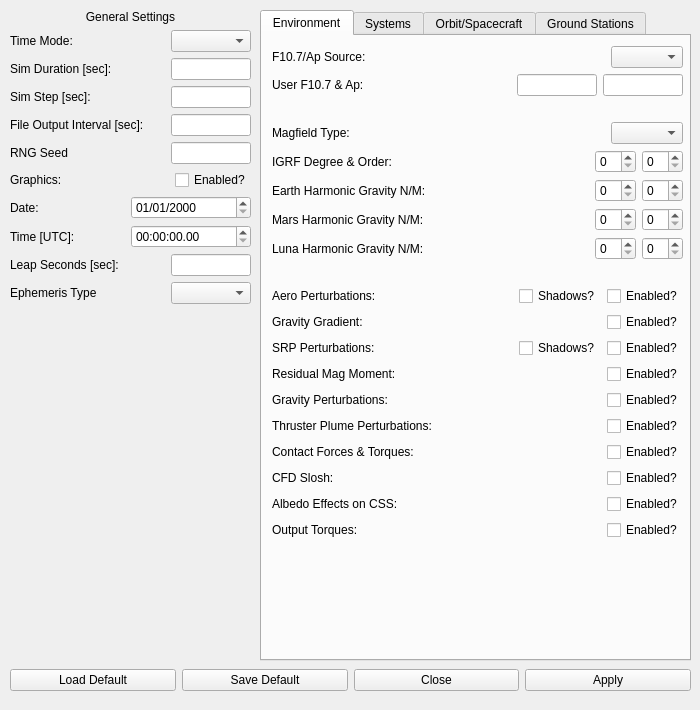
Above: src/sim_menu.ui from pavelgalchenko/dsm_gui before the change. Below: the same form after it.
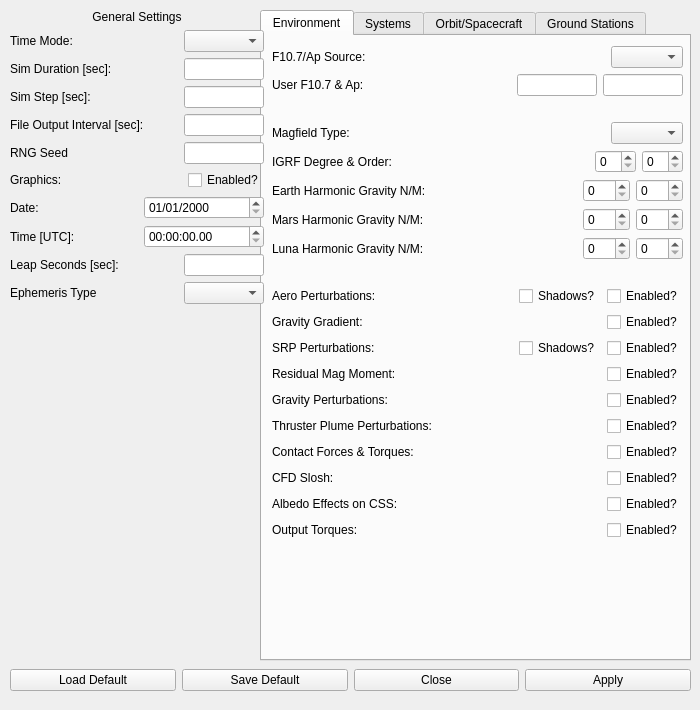
That is the form after the change.

Commit message: changed max values for spherical harmonic items. Also changed orb menu to check if current item is null instead of if current item is -1 for early return.

```diff
--- a/src/sim_menu.ui
+++ b/src/sim_menu.ui
@@ -237,14 +237,14 @@
         <item>
          <widget class="QSpinBox" name="simEarthHarmN">
           <property name="maximum">
-           <number>18</number>
+           <number>150</number>
           </property>
          </widget>
         </item>
         <item>
          <widget class="QSpinBox" name="simEarthHarmM">
           <property name="maximum">
-           <number>18</number>
+           <number>150</number>
           </property>
          </widget>
         </item>
@@ -275,14 +275,14 @@
         <item>
          <widget class="QSpinBox" name="simMarsHarmN">
           <property name="maximum">
-           <number>18</number>
+           <number>150</number>
           </property>
          </widget>
         </item>
         <item>
          <widget class="QSpinBox" name="simMarsHarmM">
           <property name="maximum">
-           <number>18</number>
+           <number>150</number>
           </property>
          </widget>
         </item>
@@ -313,14 +313,14 @@
         <item>
          <widget class="QSpinBox" name="simLunaHarmN">
           <property name="maximum">
-           <number>18</number>
+           <number>150</number>
           </property>
          </widget>
         </item>
         <item>
          <widget class="QSpinBox" name="simLunaHarmM">
           <property name="maximum">
-           <number>18</number>
+           <number>150</number>
           </property>
          </widget>
         </item>
@@ -1590,7 +1590,7 @@
     <rect>
      <x>10</x>
      <y>10</y>
-     <width>241</width>
+     <width>254</width>
      <height>641</height>
     </rect>
    </property>
```
Left out of the diff: 4 changed lines with no effect on the pictures. The commit also changes 1 other file.
